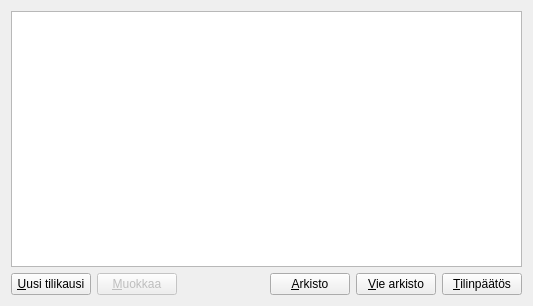
Before: the Qt Designer form kitupiikki/arkisto/arkisto.ui in artoh/kitupiikki, drawn with Qt 5.
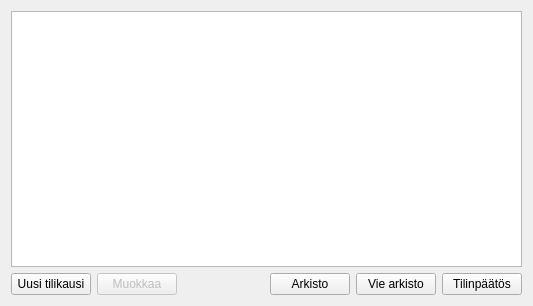
After: the same form once the commit is applied. Icons and pictures are not drawn.

```diff
--- a/kitupiikki/arkisto/arkisto.ui
+++ b/kitupiikki/arkisto/arkisto.ui
@@ -32,7 +32,7 @@
      <item>
       <widget class="QPushButton" name="uusiNappi">
        <property name="text">
-        <string>&amp;Uusi tilikausi</string>
+        <string>Uusi tilikausi</string>
        </property>
        <property name="icon">
         <iconset resource="../pic/pic.qrc">
@@ -49,7 +49,7 @@
         <bool>false</bool>
        </property>
        <property name="text">
-        <string>&amp;Muokkaa</string>
+        <string>Muokkaa</string>
        </property>
        <property name="icon">
         <iconset resource="../pic/pic.qrc">
@@ -73,7 +73,7 @@
      <item>
       <widget class="QPushButton" name="arkistoNappi">
        <property name="text">
-        <string>&amp;Arkisto</string>
+        <string>Arkisto</string>
        </property>
        <property name="icon">
         <iconset resource="../pic/pic.qrc">
@@ -87,7 +87,7 @@
      <item>
       <widget class="QPushButton" name="vieNappi">
        <property name="text">
-        <string>&amp;Vie arkisto</string>
+        <string>Vie arkisto</string>
        </property>
        <property name="icon">
         <iconset resource="../pic/pic.qrc">
@@ -98,7 +98,7 @@
      <item>
       <widget class="QPushButton" name="tilinpaatosNappi">
        <property name="text">
-        <string>&amp;Tilinpäätös</string>
+        <string>Tilinpäätös</string>
        </property>
        <property name="icon">
         <iconset resource="../pic/pic.qrc">
```
